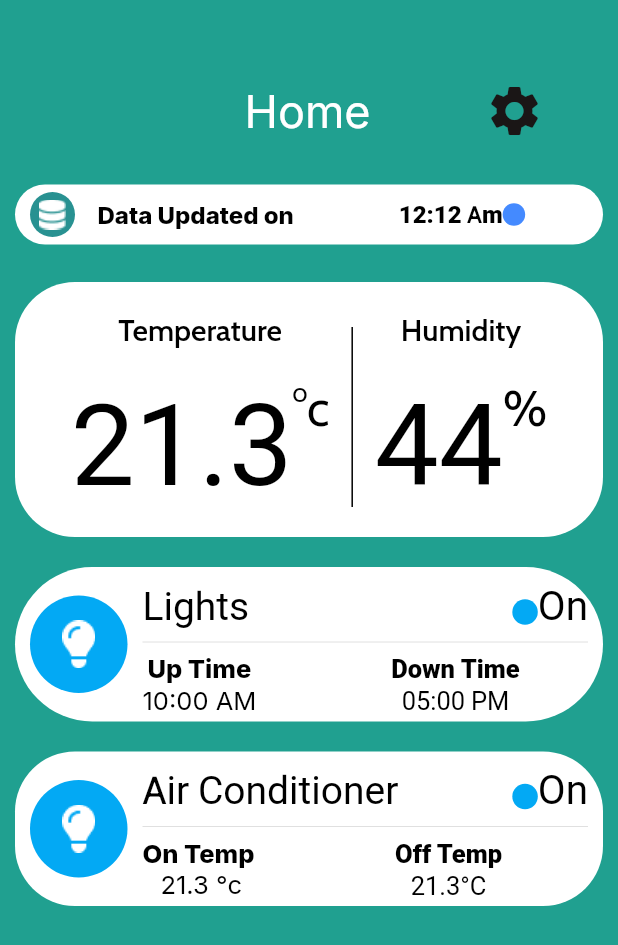
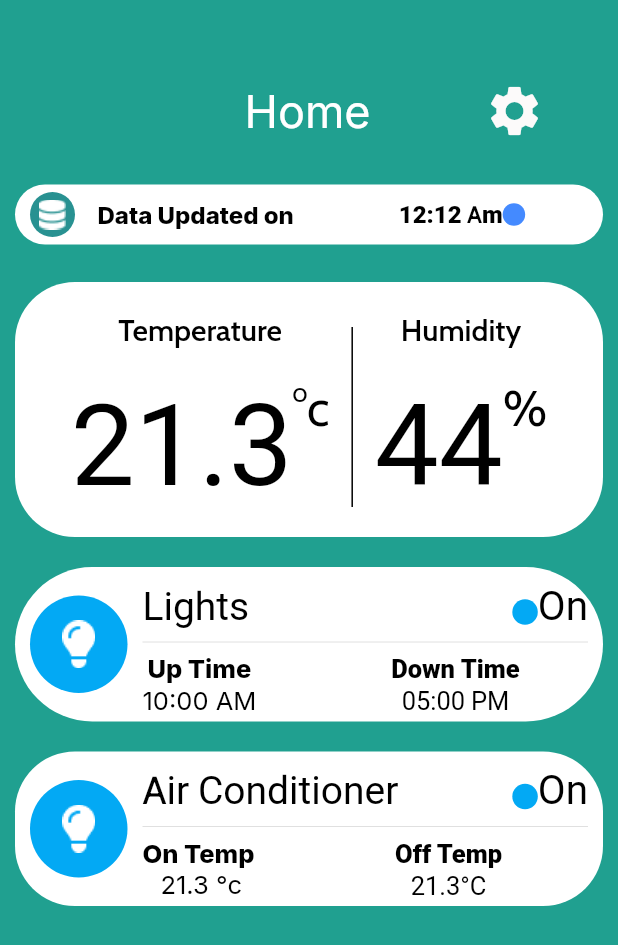
Before and after one commit to khan1ahmed/huda_ftmc, a Flutter app: the screen it shows after launch, on a phone screen of 412 x 824 dp. Shown: the top 945 px of the screen. Run offline on Flutter 3.47's test engine with Material 2 defaults, Android fonts, the phone set to English and light mode, and no system bars; our stand-ins replace firebase_core, firebase_database, google_fonts; accounts and stored records are empty; Roboto replaces fonts that are missing (Chewy, Itim).

Commit message:
full rerady

```diff
--- a/lib/home.dart
+++ b/lib/home.dart
@@ -84,7 +84,7 @@ class _homeState extends State<home> {
                         child: Icon(
                           Icons.settings,
                           size: 40,
-                          color: const Color.fromARGB(255, 26, 22, 22),
+                          color: Color.fromARGB(255, 252, 250, 250),
                         ))
                     // IconButton(
                     //   onPressed: () {
```
